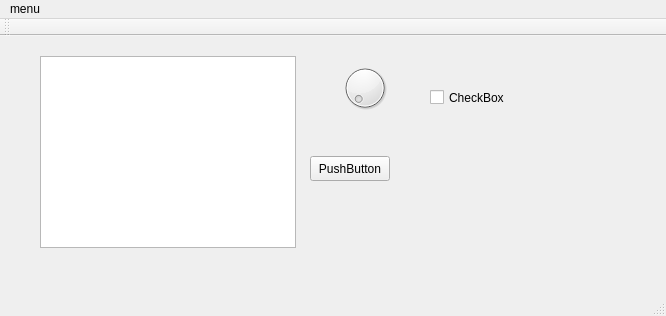
Old version of the form eğitim  ve mini projeler/mini projeler/proje1/mainwindow.ui in the repository yakupc55/c--linux-havadurumu.
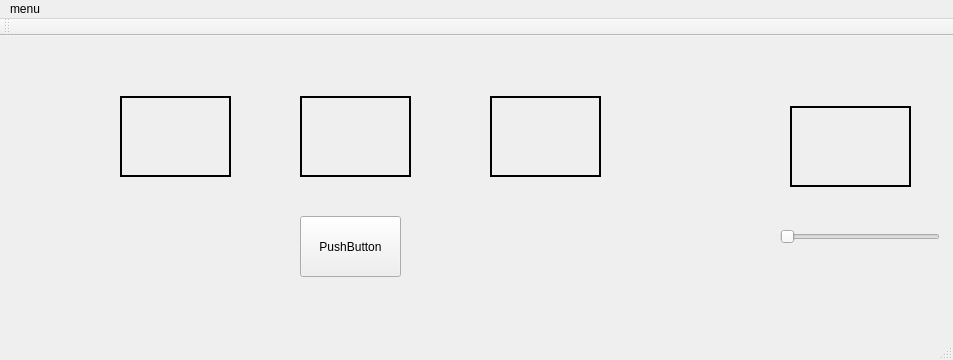
New version of the form.

```diff
--- a/eğitim  ve mini projeler/mini projeler/proje1/mainwindow.ui
+++ b/eğitim  ve mini projeler/mini projeler/proje1/mainwindow.ui
@@ -6,58 +6,138 @@
    <rect>
     <x>0</x>
     <y>0</y>
-    <width>666</width>
-    <height>316</height>
+    <width>953</width>
+    <height>360</height>
    </rect>
   </property>
   <property name="windowTitle">
    <string>MainWindow</string>
   </property>
   <widget class="QWidget" name="centralWidget">
-   <widget class="QTextBrowser" name="textBrowser">
-    <property name="geometry">
-     <rect>
-      <x>40</x>
-      <y>20</y>
-      <width>256</width>
-      <height>192</height>
-     </rect>
-    </property>
-   </widget>
-   <widget class="QDial" name="dial">
-    <property name="geometry">
-     <rect>
-      <x>340</x>
-      <y>20</y>
-      <width>50</width>
-      <height>64</height>
-     </rect>
-    </property>
-   </widget>
    <widget class="QPushButton" name="pushButton">
     <property name="geometry">
      <rect>
-      <x>310</x>
-      <y>120</y>
-      <width>80</width>
-      <height>25</height>
+      <x>300</x>
+      <y>180</y>
+      <width>101</width>
+      <height>61</height>
      </rect>
     </property>
     <property name="text">
      <string>PushButton</string>
     </property>
    </widget>
-   <widget class="QCheckBox" name="checkBox">
+   <widget class="QLabel" name="label">
     <property name="geometry">
      <rect>
-      <x>430</x>
-      <y>50</y>
-      <width>82</width>
-      <height>23</height>
+      <x>790</x>
+      <y>70</y>
+      <width>121</width>
+      <height>81</height>
      </rect>
     </property>
+    <property name="frameShape">
+     <enum>QFrame::Box</enum>
+    </property>
+    <property name="lineWidth">
+     <number>2</number>
+    </property>
+    <property name="midLineWidth">
+     <number>1</number>
+    </property>
     <property name="text">
-     <string>CheckBox</string>
+     <string/>
+    </property>
+    <property name="textFormat">
+     <enum>Qt::RichText</enum>
+    </property>
+   </widget>
+   <widget class="QSlider" name="horizontalSlider">
+    <property name="geometry">
+     <rect>
+      <x>780</x>
+      <y>180</y>
+      <width>160</width>
+      <height>41</height>
+     </rect>
+    </property>
+    <property name="orientation">
+     <enum>Qt::Horizontal</enum>
+    </property>
+   </widget>
+   <widget class="QLabel" name="label_2">
+    <property name="geometry">
+     <rect>
+      <x>120</x>
+      <y>60</y>
+      <width>111</width>
+      <height>81</height>
+     </rect>
+    </property>
+    <property name="frameShape">
+     <enum>QFrame::Box</enum>
+    </property>
+    <property name="lineWidth">
+     <number>2</number>
+    </property>
+    <property name="midLineWidth">
+     <number>1</number>
+    </property>
+    <property name="text">
+     <string/>
+    </property>
+    <property name="textFormat">
+     <enum>Qt::RichText</enum>
+    </property>
+   </widget>
+   <widget class="QLabel" name="label_3">
+    <property name="geometry">
+     <rect>
+      <x>300</x>
+      <y>60</y>
+      <width>111</width>
+      <height>81</height>
+     </rect>
+    </property>
+    <property name="frameShape">
+     <enum>QFrame::Box</enum>
+    </property>
+    <property name="lineWidth">
+     <number>2</number>
+    </property>
+    <property name="midLineWidth">
+     <number>1</number>
+    </property>
+    <property name="text">
+     <string/>
+    </property>
+    <property name="textFormat">
+     <enum>Qt::RichText</enum>
+    </property>
+   </widget>
+   <widget class="QLabel" name="label_4">
+    <property name="geometry">
+     <rect>
+      <x>490</x>
+      <y>60</y>
+      <width>111</width>
+      <height>81</height>
+     </rect>
+    </property>
+    <property name="frameShape">
+     <enum>QFrame::Box</enum>
+    </property>
+    <property name="lineWidth">
+     <number>2</number>
+    </property>
+    <property name="midLineWidth">
+     <number>1</number>
+    </property>
+    <property name="text">
+     <string/>
+    </property>
+    <property name="textFormat">
+     <enum>Qt::RichText</enum>
     </property>
    </widget>
   </widget>
@@ -66,7 +146,7 @@
     <rect>
      <x>0</x>
      <y>0</y>
-     <width>666</width>
+     <width>953</width>
      <height>22</height>
     </rect>
    </property>
```
Left out of the diff: 38 changed lines with no effect on the pictures.
